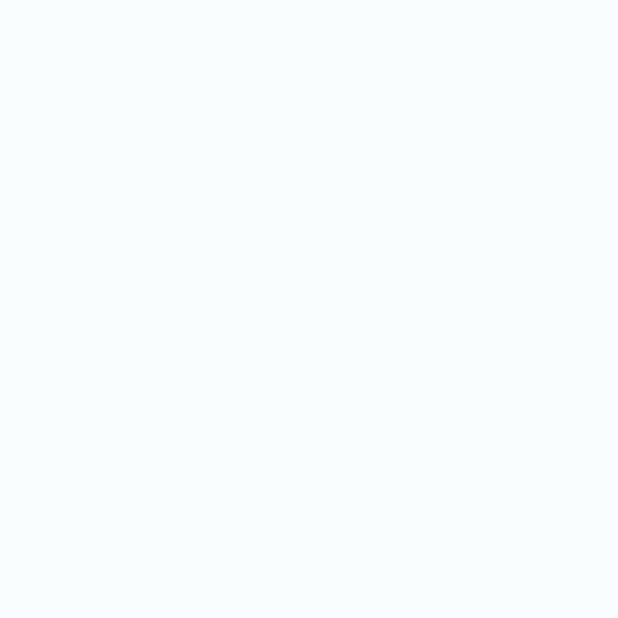
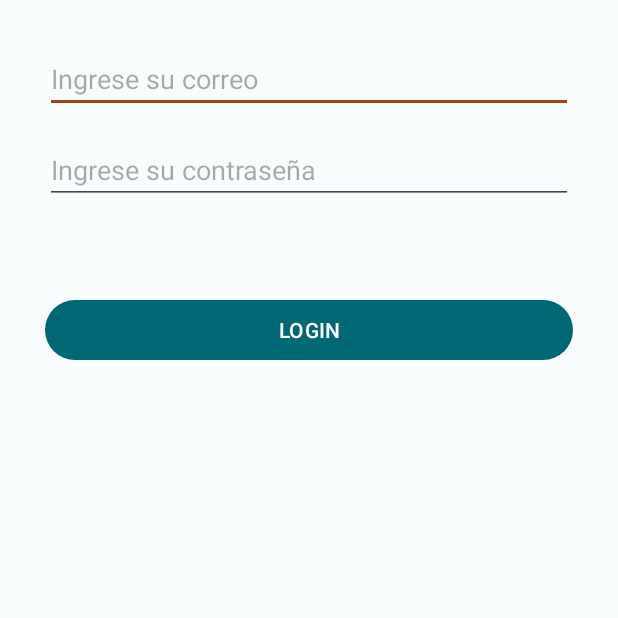
Before and after one commit to HeberGonzalez28/EchowProjectsApp, an Android app: the screen it shows after launch (WelcomeActivity before the commit, LoginActivity after it), on a phone screen of 412 x 824 dp, the top half of it. Before the commit the part shown is empty. Run offline under Robolectric (Android 15) with nearby library versions, the light colour scheme and no system bars; our stand-ins replace Firebase (no records; nobody signed in at launch, a user with empty details on screens opened directly).

Commit message:
completing the login functionality

```diff
--- a/app/build.gradle
+++ b/app/build.gradle
@@ -1,5 +1,6 @@
 plugins {
     id 'com.android.application'
+    id 'com.google.gms.google-services'
 }
 
 android {
@@ -37,5 +38,10 @@ dependencies {
     androidTestImplementation 'androidx.test.ext:junit:1.1.5'
     androidTestImplementation 'androidx.test.espresso:espresso-core:3.5.1'
 
+    // Material 3
     implementation 'com.google.android.material:material:1.11.0'
+    // Firebase
+    implementation platform('com.google.firebase:firebase-bom:32.7.2')
+    implementation 'com.google.firebase:firebase-analytics'
+    implementation 'com.google.firebase:firebase-auth:22.3.1'
 }
--- a/app/src/main/java/com/example/echowprojectsapp/MainActivity.java
+++ b/app/src/main/java/com/example/echowprojectsapp/MainActivity.java
@@ -5,7 +5,7 @@ import androidx.appcompat.app.AppCompatActivity;
 import android.content.Intent;
 import android.os.Bundle;
 
-import com.example.echowprojectsapp.Screens.WelcomeActivity;
+import com.example.echowprojectsapp.Screens.LoginActivity;
 
 public class MainActivity extends AppCompatActivity {
 
@@ -14,7 +14,7 @@ public class MainActivity extends AppCompatActivity {
         super.onCreate(savedInstanceState);
         setContentView(R.layout.activity_main);
 
-        Intent intent = new Intent(this, WelcomeActivity.class);
+        Intent intent = new Intent(this, LoginActivity.class);
         startActivity(intent);
 
     }
--- a/app/src/main/java/com/example/echowprojectsapp/Screens/LoginActivity.java
+++ b/app/src/main/java/com/example/echowprojectsapp/Screens/LoginActivity.java
@@ -1,16 +1,75 @@
 package com.example.echowprojectsapp.Screens;
 
+import androidx.annotation.NonNull;
 import androidx.appcompat.app.AppCompatActivity;
 
+import android.content.Intent;
 import android.os.Bundle;
+import android.view.View;
+import android.widget.Button;
+import android.widget.EditText;
+import android.widget.Toast;
+import android.content.Intent;
 
 import com.example.echowprojectsapp.R;
+import com.google.android.gms.tasks.OnCompleteListener;
+import com.google.android.gms.tasks.OnFailureListener;
+import com.google.android.gms.tasks.Task;
+import com.google.firebase.auth.AuthResult;
+import com.google.firebase.auth.FirebaseAuth;
+import com.google.firebase.auth.FirebaseUser;
 
 public class LoginActivity extends AppCompatActivity {
+
+    EditText email, password;
+    Button login;
+    FirebaseAuth mAuth;
 
     @Override
     protected void onCreate(Bundle savedInstanceState) {
         super.onCreate(savedInstanceState);
         setContentView(R.layout.activity_login);
+        mAuth = FirebaseAuth.getInstance();
+
+        FirebaseUser currentUser = mAuth.getCurrentUser();
+        if (currentUser != null) {
+            startActivity(new Intent(LoginActivity.this, HomeActivity.class));
+            finish();
+        }
+
+        email = findViewById(R.id.txtEmail);
+        password = findViewById(R.id.txtPassword);
+        login = findViewById(R.id.btnLogin);
+
+        login.setOnClickListener(new View.OnClickListener() {
+            @Override
+            public void onClick(View v) {
+                String emailUser = email.getText().toString().trim();
+                String passUser = password.getText().toString().trim();
+
+                if (emailUser.isEmpty() && passUser.isEmpty()){
+                    Toast.makeText(LoginActivity.this, "amFavor llenar los cpos", Toast.LENGTH_LONG).show();
+                } else {
+                    loginUser(emailUser, passUser);
+                }
+            }
+        });
+    }
+
+    private void loginUser(String emailUser, String passUser) {
+        mAuth.signInWithEmailAndPassword(emailUser, passUser).addOnCompleteListener(new OnCompleteListener<AuthResult>() {
+            @Override
+            public void onComplete(@NonNull Task<AuthResult> task) {
+                if (task.isSuccessful()){
+                    finish();
+                    startActivity(new Intent(LoginActivity.this, HomeActivity.class));
+                }
+            }
+        }).addOnFailureListener(new OnFailureListener() {
+            @Override
+            public void onFailure(@NonNull Exception e) {
+                Toast.makeText(LoginActivity.this, "Error al iniciar sesion", Toast.LENGTH_SHORT).show();
+            }
+        });
     }
 }
--- a/app/src/main/res/layout/activity_login.xml
+++ b/app/src/main/res/layout/activity_login.xml
@@ -6,4 +6,40 @@
     android:layout_height="match_parent"
     tools:context=".Screens.LoginActivity">
 
+    <LinearLayout
+        android:layout_width="match_parent"
+        android:layout_height="match_parent"
+        android:layout_marginStart="30dp"
+        android:layout_marginTop="30dp"
+        android:layout_marginEnd="30dp"
+        android:layout_marginBottom="30dp"
+        android:orientation="vertical"
+        app:layout_constraintEnd_toEndOf="parent"
+        app:layout_constraintStart_toStartOf="parent"
+        app:layout_constraintTop_toTopOf="parent">
+
+        <EditText
+            android:id="@+id/txtEmail"
+            android:layout_width="match_parent"
+            android:layout_height="wrap_content"
+            android:ems="10"
+            android:inputType="text"
+            android:hint="Ingrese su correo"/>
+
+        <EditText
+            android:id="@+id/txtPassword"
+            android:layout_width="match_parent"
+            android:layout_height="wrap_content"
+            android:layout_marginTop="15dp"
+            android:ems="10"
+            android:inputType="text"
+            android:hint="Ingrese su contraseña"/>
+
+        <Button
+            android:id="@+id/btnLogin"
+            android:layout_width="match_parent"
+            android:layout_height="wrap_content"
+            android:layout_marginTop="60dp"
+            android:text="LOGIN" />
+    </LinearLayout>
 </androidx.constraintlayout.widget.ConstraintLayout>
--- a/build.gradle
+++ b/build.gradle
@@ -1,4 +1,5 @@
 // Top-level build file where you can add configuration options common to all sub-projects/modules.
 plugins {
-id 'com.android.application' version '8.2.2' apply false
+    id 'com.android.application' version '8.2.2' apply false
+    id 'com.google.gms.google-services' version '4.4.1' apply false
 }
```
Also changed, not shown: 1 other file.
